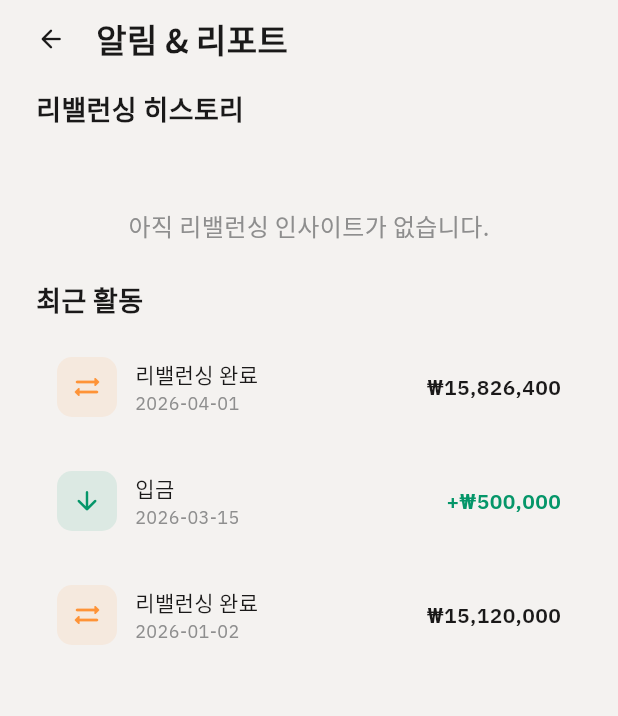
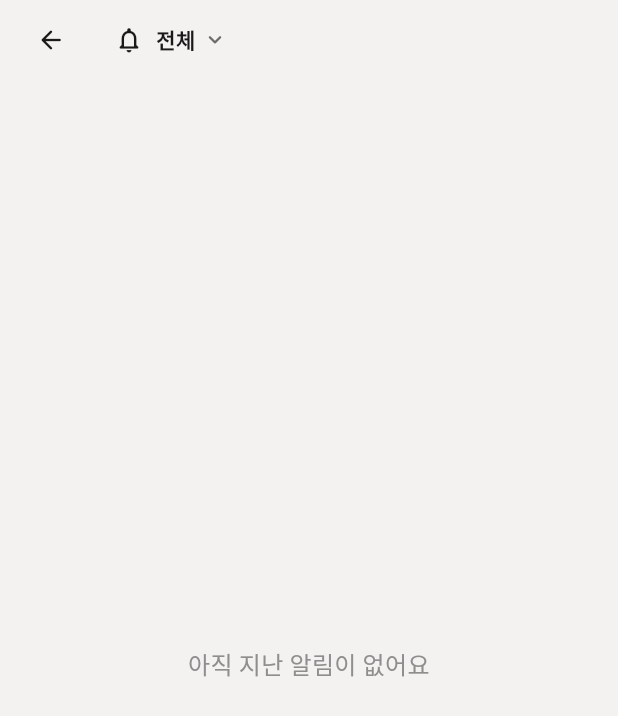
Before and after one commit to Capstone-Roboadviser/werobo-monorepo, a Flutter app: the ActivityHubPage screen opened directly, on a phone screen of 412 x 824 dp. Shown: the top 716 px of the screen. Run offline on Flutter 3.47's test engine with Material 3 defaults, Android fonts, the phone set to English and light mode, and no system bars; our stand-ins replace shared_preferences; accounts and stored records are empty; project files that could hold a hidden picture were left out.

Commit message:
frontend: rewrite ActivityHubPage with filter + dropdown-matching design

```diff
--- a/Front-End/robo_mobile/lib/screens/home/activity_hub_page.dart
+++ b/Front-End/robo_mobile/lib/screens/home/activity_hub_page.dart
@@ -3,21 +3,98 @@ import 'package:flutter/material.dart';
 import '../../app/portfolio_state.dart';
 import '../../app/pressable.dart';
 import '../../app/theme.dart';
-import '../../models/mobile_backend_models.dart';
-import '../../models/rebalance_insight.dart';
 import 'insight_detail_page.dart';
-import 'widgets/insight_transition_chart.dart';
 
-class ActivityHubPage extends StatelessWidget {
+/// Categories that can be filtered on the notification history page.
+/// Mirrors the dropdown sheet's `_NotificationKind` (kept separate so the
+/// history page can be edited without touching the sheet).
+enum NotificationKind {
+  monthlySummary,
+  contribution,
+  algorithmSignal,
+  volatilityAlert,
+  assetNews,
+}
+
+String _notificationLabel(NotificationKind kind) {
+  switch (kind) {
+    case NotificationKind.monthlySummary:
+      return '월간 요약';
+    case NotificationKind.contribution:
+      return '기여도 알림';
+    case NotificationKind.algorithmSignal:
+      return '알고리즘 시그널';
+    case NotificationKind.volatilityAlert:
+      return '시장 변동성 경고';
+    case NotificationKind.assetNews:
+      return '자산군별 뉴스';
+  }
+}
+
+String _notificationIcon(NotificationKind kind) {
+  switch (kind) {
+    case NotificationKind.monthlySummary:
+      return 'assets/icons/calendar.png';
+    case NotificationKind.contribution:
+      return 'assets/icons/contribution-alarm.png';
+    case NotificationKind.algorithmSignal:
+      return 'assets/icons/algorithm-signal.png';
+    case NotificationKind.volatilityAlert:
+      return 'assets/icons/change-alert.png';
+    case NotificationKind.assetNews:
+      return 'assets/icons/asset-news.png';
+  }
+}
+
+String? _formatKoreanDate(String iso) {
+  if (iso.length < 10) return null;
+  final month = int.tryParse(iso.substring(5, 7));
+  final day = int.tryParse(iso.substring(8, 10));
+  if (month == null || day == null) return null;
+  return '$month월 $day일';
+}
+
+String _triggerSentence(String? trigger) {
+  switch (trigger) {
+    case 'scheduled':
+      return '정기 리밸런싱이 실행됐어요';
+    case 'drift_guard':
+      return '드리프트 가드가 작동했어요';
+    case 'threshold':
+      return '임계치 초과로 조정됐어요';
+    case null:
+      return '리밸런싱이 실행됐어요';
+    default:
+      return '리밸런싱이 실행됐어요';
+  }
+}
+
+class _NotificationItem {
+  final NotificationKind kind;
+  final String title;
+  final VoidCallback? onTap;
+  const _NotificationItem({
+    required this.kind,
+    required this.title,
+    this.onTap,
+  });
+}
+
+class ActivityHubPage extends StatefulWidget {
   const ActivityHubPage({super.key});
+
+  @override
+  State<ActivityHubPage> createState() => _ActivityHubPageState();
+}
+
+class _ActivityHubPageState extends State<ActivityHubPage> {
+  NotificationKind? _filter; // null = 전체
 
   @override
   Widget build(BuildContext context) {
     final tc = WeRoboThemeColors.of(context);
     final state = PortfolioStateProvider.of(context);
-    final insights = state.insights;
-    final activities = state.accountActivities;
-    final hasAccount = state.hasPrototypeAccount;
+    final items = _buildItems(state, context);
 
     return Scaffold(
       backgroundColor: tc.background,
@@ -25,7 +102,7 @@ class ActivityHubPage extends StatelessWidget {
         child: Column(
           crossAxisAlignment: CrossAxisAlignment.start,
           children: [
-            // Top bar
+            // Header: back + filter pill
             Padding(
               padding: const EdgeInsets.symmetric(
                 horizontal: 16,
@@ -49,87 +126,228 @@ class ActivityHubPage extends StatelessWidget {
                     ),
                   ),
                   const SizedBox(width: 12),
-                  Text(
-                    '알림 & 리포트',
-                    style: WeRoboTypography.heading2.themed(context),
+                  _FilterPill(
+                    selected: _filter,
+                    onTap: _showFilterPicker,
                   ),
                 ],
               ),
             ),
             const SizedBox(height: 8),
+            Expanded(
+              child: items.isEmpty
+                  ? _EmptyState(filter: _filter)
+                  : ListView.separated(
+                      physics: const BouncingScrollPhysics(),
+                      padding: const EdgeInsets.symmetric(vertical: 4),
+                      itemCount: items.length,
+                      separatorBuilder: (_, __) => Divider(
+                        height: 1,
+                        thickness: 1,
+                        color: tc.card,
+                        indent: 20,
+                        endIndent: 20,
+                      ),
+                      itemBuilder: (_, i) => _HistoryRow(item: items[i]),
+                    ),
+            ),
+          ],
+        ),
+      ),
+    );
+  }
 
-            Expanded(
-              child: ListView(
-                physics: const BouncingScrollPhysics(),
-                padding: const EdgeInsets.symmetric(
-                  horizontal: 24,
+  List<_NotificationItem> _buildItems(
+    PortfolioState state,
+    BuildContext context,
+  ) {
+    final filter = _filter;
+    final items = <_NotificationItem>[];
+
+    bool show(NotificationKind k) => filter == null || filter == k;
+
+    // Monthly summary — single current item if data is available.
+    if (show(NotificationKind.monthlySummary)) {
+      final monthly = state.trailingMonthReturn;
+      if (monthly != null) {
+        final sign = monthly >= 0 ? '+' : '−';
+        final pct = (monthly.abs() * 100).toStringAsFixed(1);
+        items.add(_NotificationItem(
+          kind: NotificationKind.monthlySummary,
+          title: '지난 30일 포트폴리오 $sign$pct%',
+        ));
+      }
+    }
+
+    // Contribution — single current item.
+    if (show(NotificationKind.contribution)) {
+      final c = state.topContributorOver30d;
+      if (c != null) {
+        final pct = (c.weight * c.assetReturn * 100).abs().round();
+        items.add(_NotificationItem(
+          kind: NotificationKind.contribution,
+          title: '이번 달 ${c.label}이 수익의 $pct%를 기여했어요',
+        ));
+      }
+    }
+
+    // Algorithm signal — full history of insights.
+    if (show(NotificationKind.algorithmSignal)) {
+      for (final insight in state.insights) {
+        final dateLabel = _formatKoreanDate(insight.rebalanceDate);
+        final sentence = _triggerSentence(insight.trigger);
+        final title = dateLabel == null
+            ? sentence
+            : '$dateLabel $sentence';
+        items.add(_NotificationItem(
+          kind: NotificationKind.algorithmSignal,
+          title: title,
+          onTap: () => Navigator.of(context).push(
+            WeRoboMotion.fadeRoute<void>(
+              InsightDetailPage(insight: insight),
             ),
+          ),
+        ));
+      }
+    }
+
+    // Volatility — single current item if data is in state.
+    if (show(NotificationKind.volatilityAlert)) {
+      final spike = state.portfolioVolatilitySpike;
+      if (spike != null) {
+        final pct = (spike.percentAboveAverage * 100).round();
+        items.add(_NotificationItem(
+          kind: NotificationKind.volatilityAlert,
+          title: '포트폴리오 변동성 +$pct% 주의 구간이에요',
+        ));
+      }
+    }
+
+    // Asset news — not persisted in state, so the history page leaves
+    // this category empty (the dropdown is the only surface that fetches).
+    return items;
+  }
+
+  Future<void> _showFilterPicker() async {
+    final tc = WeRoboThemeColors.of(context);
+    final picked = await showModalBottomSheet<NotificationKind?>(
+      context: context,
+      backgroundColor: tc.surface,
+      shape: const RoundedRectangleBorder(
+        borderRadius: BorderRadius.vertical(top: Radius.circular(20)),
+      ),
+      builder: (sheetCtx) {
+        final options = <NotificationKind?>[
+          null, // 전체
+          ...NotificationKind.values,
+        ];
+        return SafeArea(
+          top: false,
+          child: Column(
+            mainAxisSize: MainAxisSize.min,
             children: [
-                  // Insights section
-                  Text(
-                    '리밸런싱 히스토리',
-                    style: WeRoboTypography.heading3.themed(context),
+              const SizedBox(height: 8),
+              Container(
+                width: 36,
+                height: 4,
+                decoration: BoxDecoration(
+                  color: tc.card,
+                  borderRadius: BorderRadius.circular(2),
+                ),
               ),
               const SizedBox(height: 12),
-
-                  if (insights.isEmpty)
-                    Padding(
-                      padding: const EdgeInsets.only(top: 40),
-                      child: Center(
+              for (final opt in options)
+                Pressable(
+                  onTap: () => Navigator.of(sheetCtx).pop(opt),
+                  child: Padding(
+                    padding: const EdgeInsets.symmetric(
+                      horizontal: 20,
+                      vertical: 14,
+                    ),
+                    child: Row(
+                      children: [
+                        _filterIcon(opt, size: 24),
+                        const SizedBox(width: 14),
+                        Expanded(
                           child: Text(
-                          '아직 리밸런싱 인사이트가 없습니다.',
-                          style: WeRoboTypography.body.copyWith(
-                            color: tc.textTertiary,
+                            opt == null ? '전체' : _notificationLabel(opt),
+                            style: WeRoboTypography.bodySmall.copyWith(
+                              color: tc.textPrimary,
+                              fontWeight: FontWeight.w500,
                             ),
                           ),
                         ),
-                    )
-                  else
-                    ...insights.map(
-                      (i) => _InsightCard(insight: i),
-                    ),
-
-                  const SizedBox(height: 24),
-
-                  // Activities section
-                  Text(
-                    '최근 활동',
-                    style: WeRoboTypography.heading3.themed(context),
-                  ),
-                  const SizedBox(height: 12),
-
-                  if (hasAccount && activities.isNotEmpty)
-                    ...activities.map(
-                      (a) => _buildActivityCard(context, a),
-                    )
-                  else ...[
-                    _ActivityCard(
-                      icon: Icons.sync_alt_rounded,
-                      iconColor: WeRoboColors.primary,
-                      title: '리밸런싱 완료',
-                      date: '2026-04-01',
-                      value: '₩15,826,400',
-                    ),
-                    _ActivityCard(
-                      icon: Icons.arrow_downward_rounded,
-                      iconColor: tc.accent,
-                      title: '입금',
-                      date: '2026-03-15',
-                      value: '+₩500,000',
-                      valueColor: tc.accent,
-                    ),
-                    _ActivityCard(
-                      icon: Icons.sync_alt_rounded,
-                      iconColor: WeRoboColors.primary,
-                      title: '리밸런싱 완료',
-                      date: '2026-01-02',
-                      value: '₩15,120,000',
+                        if (opt == _filter)
+                          Icon(
+                            Icons.check_rounded,
+                            size: 20,
+                            color: WeRoboColors.primary,
                           ),
                       ],
-
-                  const SizedBox(height: 40),
+                    ),
+                  ),
+                ),
+              const SizedBox(height: 8),
             ],
           ),
+        );
+      },
+    );
+    if (!mounted) return;
+    // showModalBottomSheet returns null on barrier dismiss too — only
+    // overwrite when the user explicitly chose something.
+    setState(() => _filter = picked);
+  }
+}
+
+Widget _filterIcon(NotificationKind? kind, {double size = 20}) {
+  if (kind == null) {
+    return Icon(
+      Icons.notifications_none_rounded,
+      size: size,
+      color: WeRoboColors.textPrimary,
+    );
+  }
+  return SizedBox(
+    width: size,
+    height: size,
+    child: Image.asset(_notificationIcon(kind), fit: BoxFit.contain),
+  );
+}
+
+class _FilterPill extends StatelessWidget {
+  final NotificationKind? selected;
+  final VoidCallback onTap;
+  const _FilterPill({required this.selected, required this.onTap});
+
+  @override
+  Widget build(BuildContext context) {
+    final tc = WeRoboThemeColors.of(context);
+    return Pressable(
+      onTap: onTap,
+      child: Container(
+        padding: const EdgeInsets.symmetric(horizontal: 12, vertical: 8),
+        decoration: BoxDecoration(
+          color: tc.card,
+          borderRadius: BorderRadius.circular(20),
+        ),
+        child: Row(
+          mainAxisSize: MainAxisSize.min,
+          children: [
+            _filterIcon(selected, size: 20),
+            const SizedBox(width: 8),
+            Text(
+              selected == null ? '전체' : _notificationLabel(selected!),
+              style: WeRoboTypography.bodySmall.copyWith(
+                color: tc.textPrimary,
+                fontWeight: FontWeight.w600,
+              ),
+            ),
+            const SizedBox(width: 4),
+            Icon(
+              Icons.expand_more_rounded,
+              size: 18,
+              color: tc.textSecondary,
             ),
           ],
         ),
@@ -138,84 +356,42 @@ class ActivityHubPage extends StatelessWidget {
   }
 }
 
-class _InsightCard extends StatelessWidget {
-  final RebalanceInsight insight;
-  const _InsightCard({required this.insight});
+class _HistoryRow extends StatelessWidget {
+  final _NotificationItem item;
+  const _HistoryRow({required this.item});
 
   @override
   Widget build(BuildContext context) {
     final tc = WeRoboThemeColors.of(context);
-    final explanation = insight.generatedExplanation;
-    final text = explanation.length > 60
-        ? '${explanation.substring(0, 60)}...'
-        : explanation;
-
     return Pressable(
-      onTap: () => Navigator.push(
-        context,
-        WeRoboMotion.fadeRoute<void>(
-          InsightDetailPage(insight: insight),
-        ),
-      ),
-      child: Container(
-        margin: const EdgeInsets.only(bottom: 12),
-        padding: const EdgeInsets.all(14),
-        decoration: BoxDecoration(
-          color: tc.card,
-          borderRadius: BorderRadius.circular(12),
-        ),
+      onTap: item.onTap,
+      child: Padding(
+        padding: const EdgeInsets.symmetric(horizontal: 20, vertical: 14),
         child: Row(
           children: [
-            if (insight.allocations.isEmpty)
-              Container(
-                width: 48,
-                height: 48,
-                decoration: BoxDecoration(
-                  color: WeRoboColors.primary.withValues(alpha: 0.08),
-                  shape: BoxShape.circle,
-                ),
-                child: const Icon(
-                  Icons.sync_alt_rounded,
-                  color: WeRoboColors.primary,
-                  size: 20,
-                ),
-              )
-            else
-              InsightDonutThumbnail(
-                allocations: insight.allocations,
-                size: 48,
+            SizedBox(
+              width: 32,
+              height: 32,
+              child: Image.asset(_notificationIcon(item.kind), fit: BoxFit.contain),
             ),
             const SizedBox(width: 14),
             Expanded(
               child: Column(
                 crossAxisAlignment: CrossAxisAlignment.start,
+                mainAxisSize: MainAxisSize.min,
                 children: [
-                  Row(
-                    children: [
-                      if (!insight.isRead)
-                        Container(
-                          width: 8,
-                          height: 8,
-                          margin: const EdgeInsets.only(right: 6),
-                          decoration: const BoxDecoration(
-                            color: WeRoboColors.primary,
-                            shape: BoxShape.circle,
+                  Text(
+                    _notificationLabel(item.kind),
+                    style: WeRoboTypography.caption.copyWith(
+                      color: tc.textTertiary,
                     ),
                   ),
+                  const SizedBox(height: 2),
                   Text(
-                        insight.rebalanceDate,
-                        style: WeRoboTypography.caption.copyWith(
-                          color: WeRoboColors.primary,
-                          fontWeight: FontWeight.w500,
-                        ),
-                      ),
-                    ],
-                  ),
-                  const SizedBox(height: 4),
-                  Text(
-                    text,
+                    item.title,
                     style: WeRoboTypography.bodySmall.copyWith(
-                      color: tc.textSecondary,
+                      color: tc.textPrimary,
+                      fontWeight: FontWeight.w600,
                     ),
                     maxLines: 2,
                     overflow: TextOverflow.ellipsis,
@@ -223,6 +399,7 @@ class _InsightCard extends StatelessWidget {
                 ],
               ),
             ),
+            if (item.onTap != null)
               Icon(
                 Icons.chevron_right_rounded,
                 size: 20,
@@ -235,124 +412,23 @@ class _InsightCard extends StatelessWidget {
   }
 }
 
-// ─── Activity helpers ─────────────────────────────────────────
-
-Widget _buildActivityCard(
-  BuildContext context,
-  MobileAccountActivity activity,
-) {
-  final tc = WeRoboThemeColors.of(context);
-  IconData icon = Icons.account_balance_wallet_rounded;
-  Color iconColor = WeRoboColors.primary;
-  String value = activity.description ?? '';
-  Color? valueColor;
-
-  if (activity.type == 'cash_in' || activity.type == 'initial_deposit') {
-    icon = Icons.arrow_downward_rounded;
-    iconColor = tc.accent;
-    final amount = activity.amount ?? 0;
-    value = '+₩${_formatCurrency(amount.round())}';
-    valueColor = tc.accent;
-  } else if (activity.type == 'rebalance_cash') {
-    icon = Icons.sync_alt_rounded;
-    iconColor = WeRoboColors.primary;
-    final amount = activity.amount ?? 0;
-    value = '₩${_formatCurrency(amount.round())}';
-  } else if (activity.type == 'portfolio_created') {
-    icon = Icons.pie_chart_rounded;
-    iconColor = WeRoboColors.primary;
-    value = '추적 시작';
-  }
-
-  return _ActivityCard(
-    icon: icon,
-    iconColor: iconColor,
-    title: activity.title,
-    date: activity.date,
-    value: value,
-    valueColor: valueColor,
-  );
-}
-
-String _formatCurrency(int amount) {
-  final str = amount.abs().toString();
-  final buf = StringBuffer();
-  for (int i = 0; i < str.length; i++) {
-    if (i > 0 && (str.length - i) % 3 == 0) buf.write(',');
-    buf.write(str[i]);
-  }
-  return buf.toString();
-}
-
-class _ActivityCard extends StatelessWidget {
-  final IconData icon;
-  final Color iconColor;
-  final String title;
-  final String date;
-  final String value;
-  final Color? valueColor;
-
-  const _ActivityCard({
-    required this.icon,
-    required this.iconColor,
-    required this.title,
-    required this.date,
-    required this.value,
-    this.valueColor,
-  });
+class _EmptyState extends StatelessWidget {
+  final NotificationKind? filter;
+  const _EmptyState({required this.filter});
 
   @override
   Widget build(BuildContext context) {
     final tc = WeRoboThemeColors.of(context);
-    return Pressable(
-      child: Container(
-        margin: const EdgeInsets.only(bottom: 8),
-        padding: const EdgeInsets.all(14),
-        decoration: BoxDecoration(
-          color: tc.card,
-          borderRadius: BorderRadius.circular(12),
-        ),
-        child: Row(
-          children: [
-            Container(
-              width: 40,
-              height: 40,
-              decoration: BoxDecoration(
-                color: iconColor.withValues(alpha: 0.1),
-                borderRadius: BorderRadius.circular(10),
-              ),
-              child: Icon(icon, size: 20, color: iconColor),
-            ),
-            const SizedBox(width: 12),
-            Expanded(
-              child: Column(
-                crossAxisAlignment: CrossAxisAlignment.start,
-                children: [
-                  Text(
-                    title,
-                    style: WeRoboTypography.bodySmall.copyWith(
-                      color: tc.textPrimary,
-                      fontWeight: FontWeight.w500,
-                    ),
-                  ),
-                  Text(
-                    date,
-                    style: WeRoboTypography.caption
-                        .copyWith(fontFamily: WeRoboFonts.english)
-                        .themed(context),
-                  ),
-                ],
-              ),
-            ),
-            Text(
-              value,
-              style: WeRoboTypography.bodySmall.copyWith(
-                fontWeight: FontWeight.w600,
-                color: valueColor ?? tc.textPrimary,
-                fontFamily: WeRoboFonts.english,
-              ),
-            ),
-          ],
+    final message = filter == null
+        ? '아직 지난 알림이 없어요'
+        : '${_notificationLabel(filter!)} 알림이 없어요';
+    return Center(
+      child: Padding(
+        padding: const EdgeInsets.all(24),
+        child: Text(
+          message,
+          style: WeRoboTypography.body.copyWith(color: tc.textTertiary),
+          textAlign: TextAlign.center,
         ),
       ),
     );
```
Also changed, not shown: 1 other file. Lines whose indentation alone changed are shown as unchanged.
